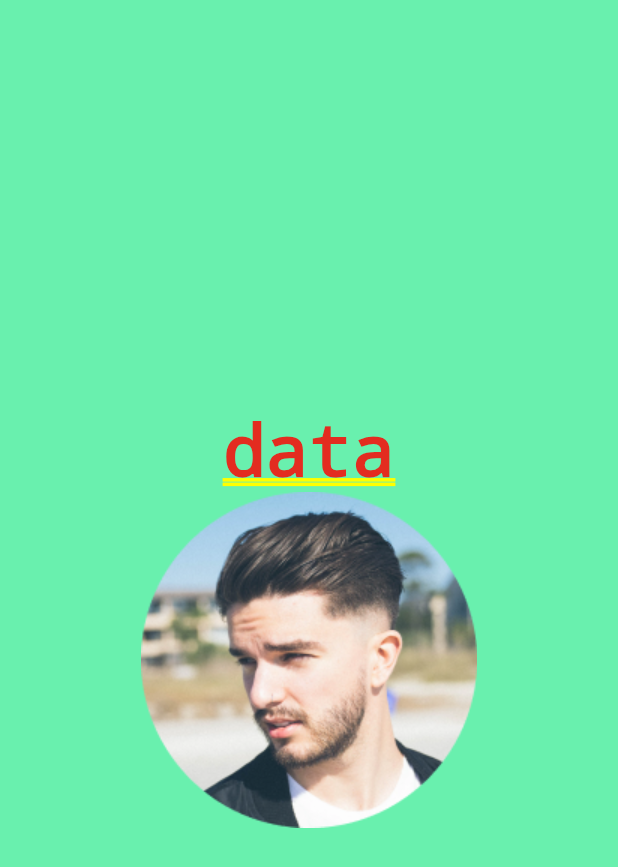
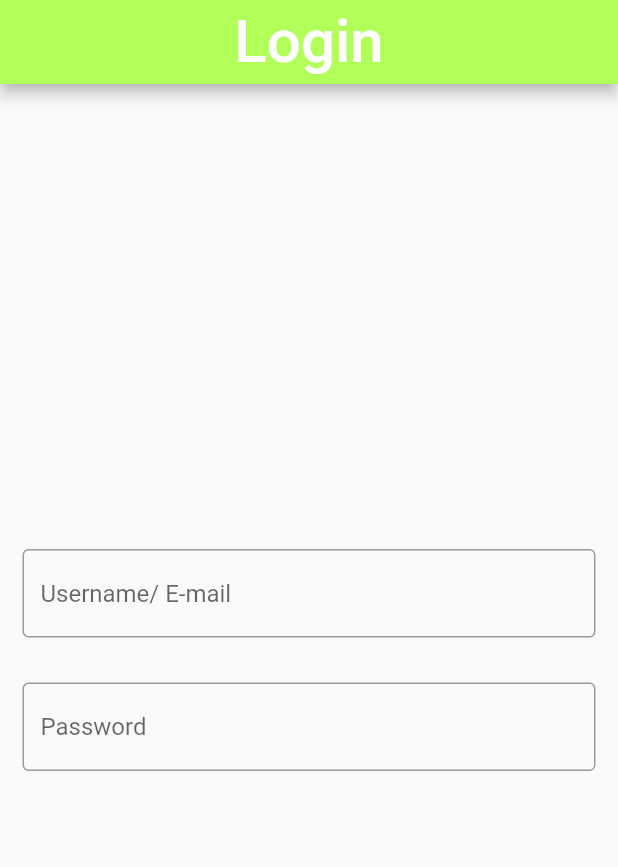
Before and after one commit to faraz3796/bsection, a Flutter app: the screen it shows after launch, on a phone screen of 412 x 824 dp. Shown: the top 867 px of the screen. Run offline on Flutter 3.47's test engine with Material 2 defaults, Android fonts, the phone set to English and light mode, and no system bars.

Commit message:
login half

```diff
--- a/lib/main.dart
+++ b/lib/main.dart
@@ -1,8 +1,10 @@
+import 'package:bsection/ui/login.dart';
 import 'package:flutter/material.dart';
 
 void main() {
   runApp(const MaterialApp(
-    home: Splash(),
+    debugShowCheckedModeBanner: false,
+    home: LoginScreen(),
   ));
 }
 
@@ -11,15 +13,35 @@ class Splash extends StatelessWidget {
 
   @override
   Widget build(BuildContext context) {
-    return Container(
-      alignment: Alignment.center,
-      width: MediaQuery.of(context).size.width,
-      height: MediaQuery.of(context).size.height,
-      color: Colors.greenAccent,
-      child: Column(
-        mainAxisAlignment: MainAxisAlignment.center,
-        children: [const Text("data"), Image.asset("assets/user_4.png")],
+    return Scaffold(
+      body: Center(
+        child: Column(
+          mainAxisAlignment: MainAxisAlignment.center,
+          children: [
+            Image.asset("assets/user_4.png"),
+            const SizedBox(
+              height: 20,
+            ),
+            const CircularProgressIndicator()
+          ],
+        ),
       ),
     );
+    // return Container(
+    //   alignment: Alignment.center,
+    //   width: MediaQuery.of(context).size.width,
+    //   height: MediaQuery.of(context).size.height,
+    //   color: Colors.greenAccent,
+    //   child: Column(
+    //     mainAxisAlignment: MainAxisAlignment.center,
+    //     children: [
+    //       const Text("data"),
+    //       const SizedBox(
+    //         height: 20,
+    //       ),
+    //       Image.asset("assets/user_4.png")
+    //     ],
+    //   ),
+    // );
   }
 }
--- /dev/null
+++ b/lib/ui/login.dart
@@ -0,0 +1,50 @@
+import 'package:flutter/material.dart';
+
+class LoginScreen extends StatelessWidget {
+  const LoginScreen({Key? key}) : super(key: key);
+
+  @override
+  Widget build(BuildContext context) {
+    return Scaffold(
+      appBar: AppBar(
+        title: const Text(
+          "Login",
+          style: TextStyle(fontSize: 40),
+        ),
+        centerTitle: true,
+        backgroundColor: Colors.lightGreenAccent,
+      ),
+      body: Center(
+        child: Column(
+          mainAxisAlignment: MainAxisAlignment.center,
+          children: [
+            Form(
+                child: Column(
+              children: [
+                Padding(
+                  padding: const EdgeInsets.all(15.0),
+                  child: TextFormField(
+                    keyboardType: TextInputType.emailAddress,
+                    decoration: const InputDecoration(
+                        border: OutlineInputBorder(),
+                        hintText: "Username/ E-mail "),
+                  ),
+                ),
+                Padding(
+                  padding: const EdgeInsets.all(15.0),
+                  child: TextFormField(
+                    obscuringCharacter: "#",
+                    obscureText: true,
+                    keyboardType: TextInputType.emailAddress,
+                    decoration: const InputDecoration(
+                        border: OutlineInputBorder(), hintText: "Password"),
+                  ),
+                )
+              ],
+            ))
+          ],
+        ),
+      ),
+    );
+  }
+}
```
